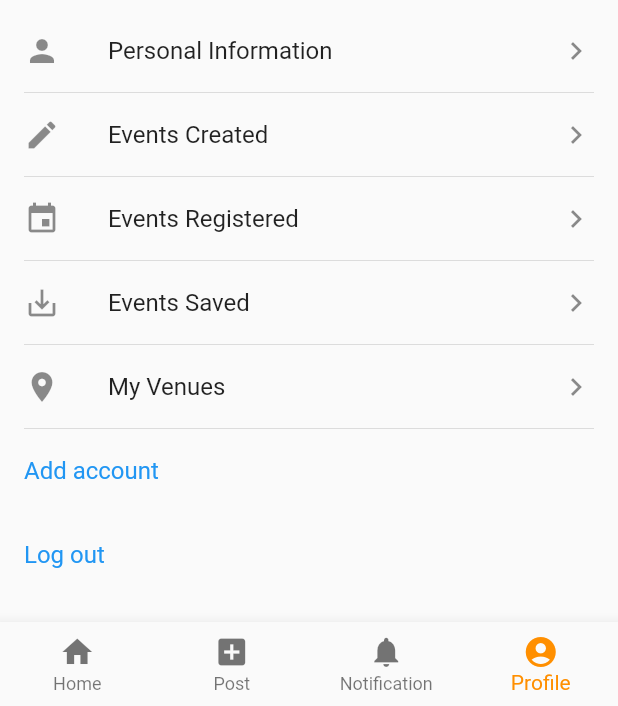
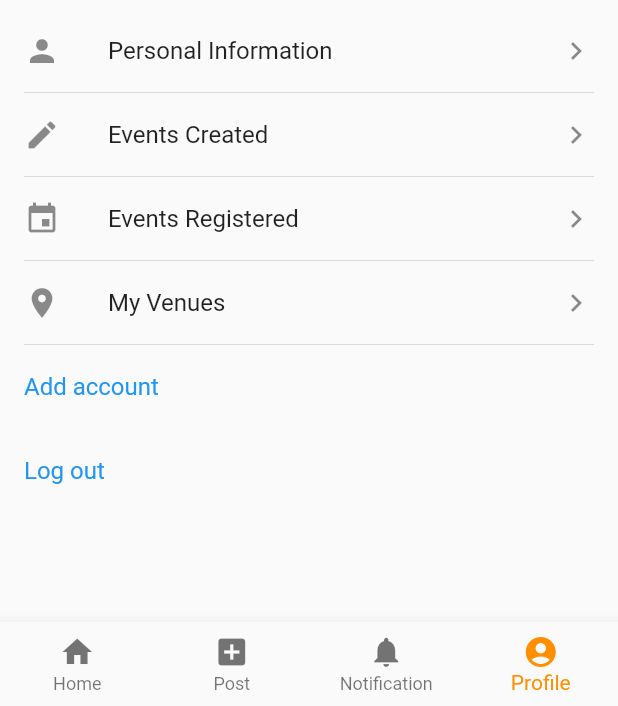
Before and after one commit to DouMaokang/EventSG, a Flutter app: the screen it shows after launch, item 4 of the bottom bar chosen, on a phone screen of 412 x 824 dp, the part 530-1236 px from its top. Run offline on Flutter 3.47's test engine with Material 2 defaults, Android fonts, the phone set to English and light mode, and no system bars; our stand-ins replace bloc, datetime_picker_formfield, email_validator, equatable, expandable, flutter_bloc and 2 more; missing offline and left inert: frideos; network calls fail; statements that could not run were skipped.

Commit message:
no message

```diff
--- a/event_sg/lib/blocs/event_saved_bloc.dart
+++ b/event_sg/lib/blocs/event_saved_bloc.dart
@@ -1,3 +1,4 @@
+/*
 import 'dart:async';
 
 import '../models/event.dart';
@@ -26,3 +27,5 @@ class EventSavedBloc implements Bloc {
     _controller.close();
   }
 }
+
+ */
--- a/event_sg/lib/presentation/components/event_details/event_top_bar.dart
+++ b/event_sg/lib/presentation/components/event_details/event_top_bar.dart
@@ -30,8 +30,8 @@ class EventTopBar extends StatelessWidget implements PreferredSizeWidget {
           IconButton(
             icon: const Icon(Icons.favorite_border),
             tooltip: 'Show saved events',
-            onPressed: () => Navigator.of(context)
-                .push(MaterialPageRoute(builder: (_) => EventSaved())),
+            onPressed: (){}// => Navigator.of(context)
+                //.push(MaterialPageRoute(builder: (_) => EventSaved())),
 
           ),
         ],
--- a/event_sg/lib/presentation/components/event_list.dart
+++ b/event_sg/lib/presentation/components/event_list.dart
@@ -122,7 +122,7 @@ class EventListItem extends StatelessWidget {
                               ),
                               Expanded(
                                 flex: 3,
-                                  child:_buildFavoriteButton(context),
+
                               )
 
                             ],
@@ -140,7 +140,9 @@ class EventListItem extends StatelessWidget {
 
   }
 
+  /*
   Widget _buildFavoriteButton(BuildContext context) {
+
     final bloc = BlocProvider.of<EventSavedBloc>(context);
     return StreamBuilder<List<Event>>(
       stream: bloc.favoritesStream,
@@ -164,4 +166,5 @@ class EventListItem extends StatelessWidget {
       },
     );
   }
+  */
 }
--- a/event_sg/lib/presentation/pages/account.dart
+++ b/event_sg/lib/presentation/pages/account.dart
@@ -111,7 +111,7 @@ class _UserAccountState extends State<UserAccount> {
                             MaterialPageRoute(builder: (context) => EventsRegistered()));
                       },
                     ),
-                    Divider(height: 0, indent: 16, endIndent: 16,),
+                   /* Divider(height: 0, indent: 16, endIndent: 16,),
                     ListTile(
                       leading: Icon(Icons.save_alt),
                       title: Text('Events Saved'),
@@ -119,9 +119,9 @@ class _UserAccountState extends State<UserAccount> {
                       onTap: (){
                         Navigator.push(
                             context,
-                            MaterialPageRoute(builder: (context) => EventSaved()));
+                           MaterialPageRoute(builder: (context) => EventSaved()));
                       },
-                    ),
+                    ),*/
                     Divider(height: 0, indent: 16, endIndent: 16,),
                     ListTile(
                       leading: Icon(Icons.place),
--- a/event_sg/lib/presentation/sub_pages/events_saved.dart
+++ b/event_sg/lib/presentation/sub_pages/events_saved.dart
@@ -1,4 +1,4 @@
-
+/*
 
 import 'package:flutter_bloc/flutter_bloc.dart';
 import 'package:flutter/material.dart';
@@ -44,3 +44,4 @@ class EventSaved extends StatelessWidget {
     );
   }
 }
+*/
```
Also changed, not shown: event_sg/pubspec.lock.
